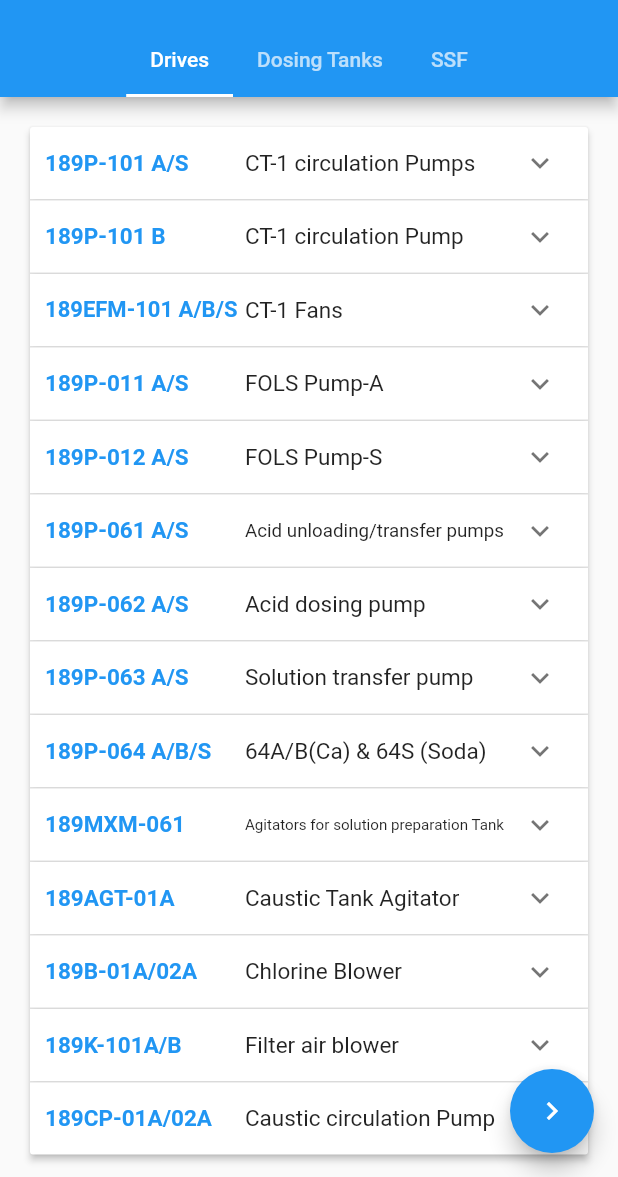
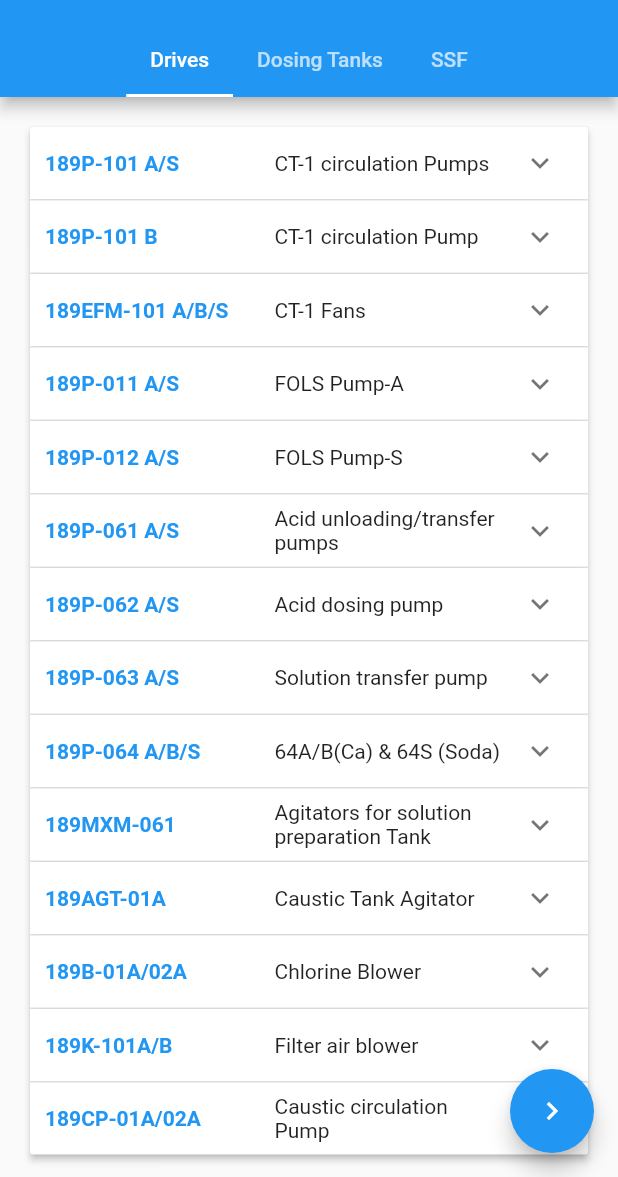
Before and after one commit to mbariya/Plant_Details_Flutter_App, a Flutter app: the screen it shows after launch, on a phone screen of 412 x 824 dp, the part 59-1236 px from its top. Run offline on Flutter 3.47's test engine with Material 2 defaults, Android fonts, the phone set to English and light mode, and no system bars; our stand-ins replace dynamic_theme.

Commit message:
Expandable Panel UI changed to Table UI

```diff
--- a/lib/CT1/DriveCT1.dart
+++ b/lib/CT1/DriveCT1.dart
@@ -40,7 +40,7 @@ class _DriveCT1State extends State<DriveCT1> {
         top: false,
         bottom: false,
         child: new Container(
-          margin: const EdgeInsets.all(20.0),
+          padding: const EdgeInsets.all(20.0),
           child: new ExpansionPanelList(
               expansionCallback: (int index, bool isExpanded){
                 setState(() {
@@ -52,98 +52,92 @@ class _DriveCT1State extends State<DriveCT1> {
                   isExpanded: item.isExpanded,
                   headerBuilder: (BuildContext context, bool isExpanded){
                     return new Container(
-                      padding: const EdgeInsets.only(left: 5.0),
-                      child: new Row(
-                        crossAxisAlignment: CrossAxisAlignment.center,
+                      padding: const EdgeInsets.only(left: 10.0),
+                      child: Column(
+                        mainAxisAlignment: MainAxisAlignment.center,
                         children: <Widget>[
-                          new Expanded(
-                            flex: 3,
-                            child: new Container(
-                              margin: const EdgeInsets.only(left: 5.0),
-                              child: new FittedBox(
-                                fit: BoxFit.scaleDown,
-                                alignment: Alignment.centerLeft,
-                                child: Text(item.tag, style: TextStyle(fontSize: 15.0, fontWeight: FontWeight.bold,color: Colors.blue),
+                          new Table(
+                            defaultVerticalAlignment: TableCellVerticalAlignment.middle,
+                            children: [
+                              new TableRow(
+                                  children: [
+                                    new Container(
+                                      //padding: new EdgeInsets.all(10.0),
+                                      child: Text(item.tag, style: TextStyle(fontWeight: FontWeight.bold,color: Colors.blue),),
                                     ),
+                                    new Container(
+                                      //padding: new EdgeInsets.all(10.0),
+                                      child: Text(item.details,),
                                     ),
+                                  ],
                               ),
-                          ),
-                          new Expanded(
-                            flex: 4,
-                            child: new Container(
-                              margin: const EdgeInsets.only(left: 5.0),
-                              child: new FittedBox(
-                                fit: BoxFit.scaleDown,
-                                alignment: Alignment.centerLeft,
-                                child: Text(item.details, style: TextStyle(fontSize: 15.0,)
-                                ),
-                              ),
-                            ),
+                            ],
                           ),
                         ],
                       ),
                     );
                   },
-                  body: new Container(
-                    padding: const EdgeInsets.only(left: 40.0, bottom: 10.0),
-                    child: new Column(
+
+                  body: Container(
+                    margin: new EdgeInsets.only(left: 10.0, right: 10.0, bottom: 10.0),
+                    child: Column(
+                      mainAxisAlignment: MainAxisAlignment.center,
                       children: <Widget>[
-                        new Row(
-                          children: <Widget>[
-                            new Expanded(
-                              child: new Container(
+                        new Table(
+                          defaultVerticalAlignment: TableCellVerticalAlignment.middle,
+                          border: TableBorder(
+                            //top: BorderSide(width: 0.1),
+                            //bottom: BorderSide(width: 0.1),
+                            horizontalInside: BorderSide(width: 0.1),
+                          ),
+                          children: [
+                            new TableRow(
+                              children: [
+                                new Container(
+                                    padding: new EdgeInsets.all(10.0),
                                     child: new Text('Capacity:', style: TextStyle( color: Colors.redAccent, fontWeight: FontWeight.bold,), ),
                                 ),
-                            ),
-                            new Expanded(
-                              child: new Container(
+                                new Container(
+                                    padding: new EdgeInsets.all(10.0),
                                     child: new Text(item.capacity),
-                              ),
                                   ),
                               ],
                             ),
-                        new Divider(),
-                        new Row(
-                          children: <Widget>[
-                            new Expanded(
-                              child: new Container(
+                            new TableRow(
+                                children: [
+                                  new Container(
+                                      padding: new EdgeInsets.all(10.0),
                                       child: new Text('Power:', style: TextStyle( color: Colors.redAccent, fontWeight: FontWeight.bold,),),
                                   ),
-                            ),
-                            new Expanded(
-                              child: new Container(
+                                  new Container(
+                                      padding: new EdgeInsets.all(10.0),
                                       child: new Text(item.power),
-                              ),
                                   ),
                                 ],
                             ),
-                        new Divider(),
-                        new Row(
-                          children: <Widget>[
-                            new Expanded(
-                              child: new Container(
+                            new TableRow(
+                                children: [
+                                  new Container(
+                                      padding: new EdgeInsets.all(10.0),
                                       child: new Text('FLC:', style: TextStyle( color: Colors.redAccent, fontWeight: FontWeight.bold,),),
                                   ),
-                            ),
-                            new Expanded(
-                              child: new Container(
+                                  new Container(
+                                      padding: new EdgeInsets.all(10.0),
                                       child: new Text(item.flc),
-                              ),
                                     ),
                                 ],
                             ),
-                        new Divider(),
-                        new Row(
-                          children: <Widget>[
-                            new Expanded(
-                              child: new Container(
+                            new TableRow(
+                                children: [
+                                  new Container(
+                                      padding: new EdgeInsets.all(10.0),
                                       child: new Text('Head:', style: TextStyle( color: Colors.redAccent, fontWeight: FontWeight.bold,),),
                                   ),
-                            ),
-                            new Expanded(
-                              child: new Container(
+                                  new Container(
+                                      padding: new EdgeInsets.all(10.0),
                                       child: new Text(item.head),
                                   ),
+                                ],
                             ),
                           ],
                         ),
@@ -151,7 +145,7 @@ class _DriveCT1State extends State<DriveCT1> {
                     ),
                   ),
                 );
-              }).toList()
+              }).toList(),
           ),
         ),
       ),
```
Lines whose indentation alone changed are shown as unchanged.
